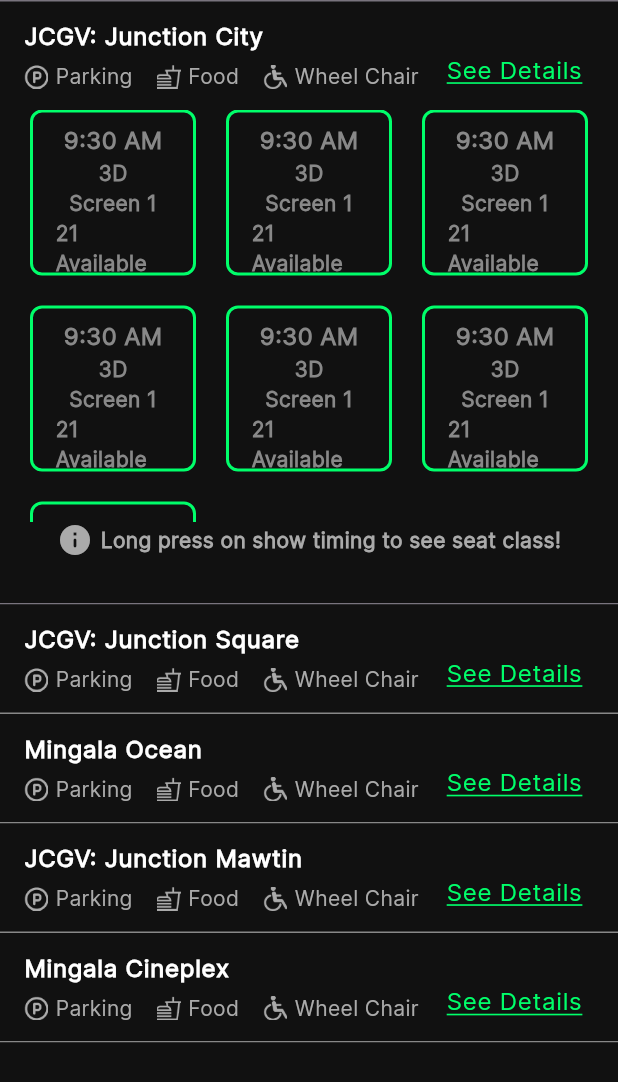
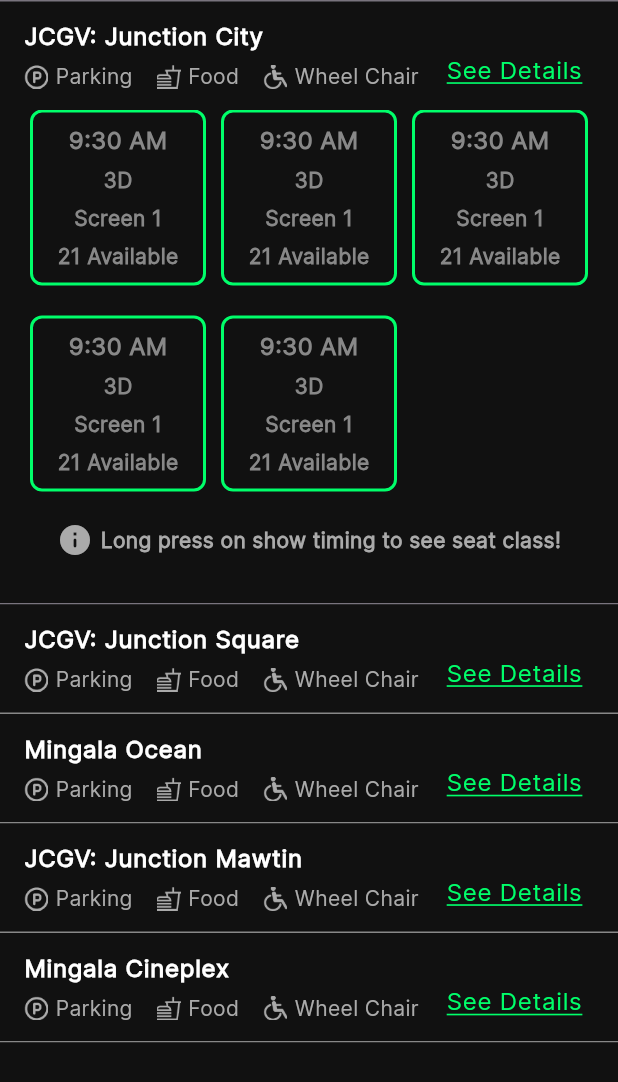
Before and after one commit to zawwinmky/movie_booking, a Flutter app: the CinemaPage screen opened directly, on a phone screen of 412 x 824 dp. Shown: the top 1082 px of the screen. Run offline on Flutter 3.47's test engine with Material 3 defaults, Android fonts, the phone set to English and light mode, and no system bars; our stand-ins replace pinput, smooth_page_indicator.

Commit message:
ui fixes in cinema time grid view

```diff
--- a/lib/widgets_view/cinmea_over_view_widget_expandable.dart
+++ b/lib/widgets_view/cinmea_over_view_widget_expandable.dart
@@ -1,8 +1,6 @@
 import 'package:flutter/material.dart';
-
 import '../pages/cinema_details_page.dart';
 import '../pages/cinema_seat_selection_page.dart';
-import '../pages/grab_a_bite_page.dart';
 import '../utils/colors.dart';
 import '../utils/dimensions.dart';
 import '../utils/fonts.dart';
@@ -126,12 +124,12 @@ class CinemaOverViewWidget extends StatelessWidget {
           height: 275,
           child: GridView.builder(
             padding: const EdgeInsets.symmetric(horizontal: 20),
-            itemCount: 7,
+            itemCount: 5,
             gridDelegate: const SliverGridDelegateWithMaxCrossAxisExtent(
-                maxCrossAxisExtent: 130,
-                childAspectRatio: 1,
-                mainAxisSpacing: 20,
-                crossAxisSpacing: 20),
+              maxCrossAxisExtent: 130,
+              crossAxisSpacing: 10,
+              mainAxisSpacing: 20,
+            ),
             itemBuilder: (BuildContext context, int index) {
               return InkWell(
                 onTap: () {
@@ -142,7 +140,7 @@ class CinemaOverViewWidget extends StatelessWidget {
                 },
                 child: Container(
                   padding:
-                      const EdgeInsets.symmetric(horizontal: 15, vertical: 7.5),
+                      const EdgeInsets.symmetric(horizontal: 10, vertical: 7.5),
                   decoration: BoxDecoration(
                       color: kBackgroundColor,
                       borderRadius: BorderRadius.circular(8),
```
